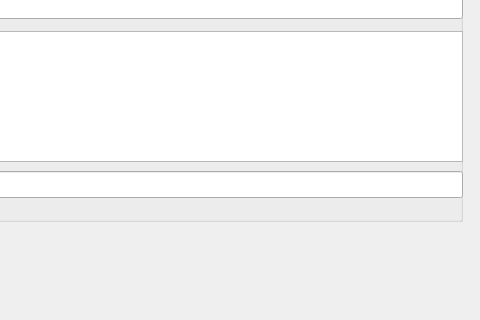
The window that packages/OntologyBuilder/OntologyEquationEditor/ui_equations.ui (heinz-preisig/ProMo13) describes before a commit, drawn with Qt 5; both pictures show x 498 to 978 and y 269 to 589 of the 978 by 589 pixel window.
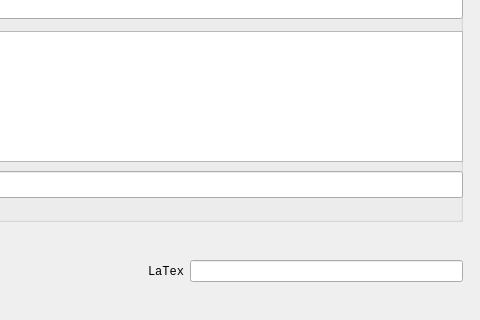
The same window after the commit.

Commit message:
feat [equation editor]: added latex editing
Each variable needs a LaTex representation.
Added to the equation editor

The edit to the form file:
```diff
--- a/packages/OntologyBuilder/OntologyEquationEditor/ui_equations.ui
+++ b/packages/OntologyBuilder/OntologyEquationEditor/ui_equations.ui
@@ -359,6 +359,16 @@
       </property>
      </spacer>
     </item>
+    <item>
+     <widget class="QLabel" name="labelLaTex">
+      <property name="text">
+       <string>LaTex</string>
+      </property>
+     </widget>
+    </item>
+    <item>
+     <widget class="QLineEdit" name="lineEditLatex"/>
+    </item>
    </layout>
   </widget>
   <zorder>layoutWidget</zorder>
```
The commit also changes 3 other files.
